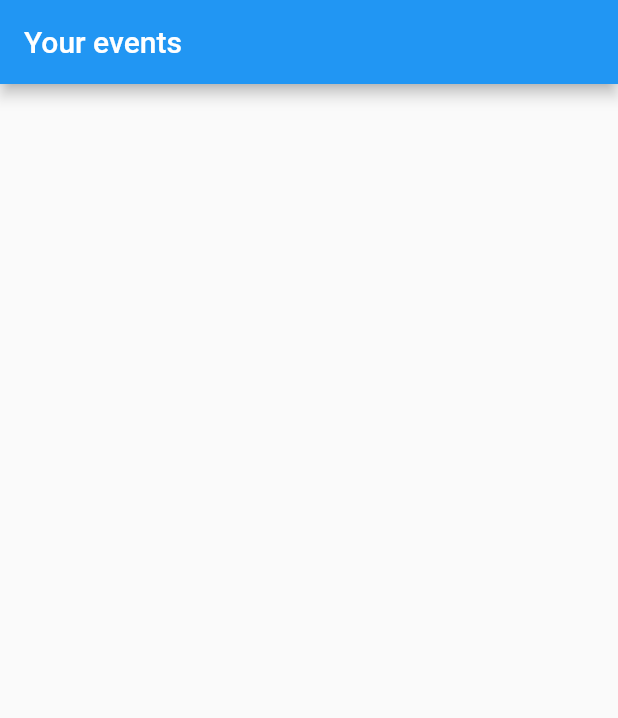
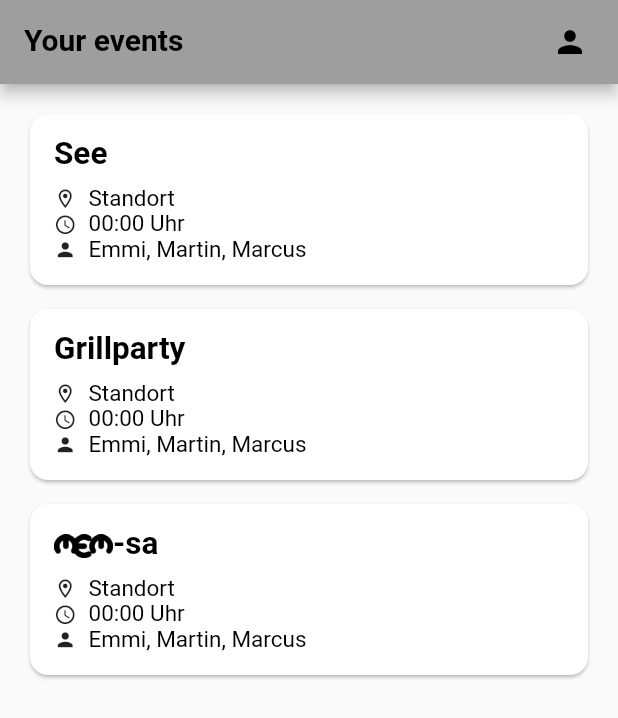
Before and after one commit to beahrbit/Memmeger, a Flutter app: the screen it shows after launch, on a phone screen of 412 x 824 dp. Shown: the top 718 px of the screen. Run offline on Flutter 3.47's test engine with Material 2 defaults, Android fonts, the phone set to English and light mode, and no system bars; generated files the repository leaves out were written again.

Commit message:
feat(flutter): implemented first version of events-screen and event-screen

```diff
--- /dev/null
+++ b/frontend/assets/l10n/app_de.arb
@@ -0,0 +1,4 @@
+{
+  "eventsScreenHeadline": "Deine Events",
+  "eventMemberText": "Members"
+}
--- a/frontend/assets/strings/app_de.arb
+++ /dev/null
@@ -1,3 +0,0 @@
-{
-    "eventScreenHeadline": "Deine Events"
-}
--- a/frontend/l10n.yaml
+++ b/frontend/l10n.yaml
@@ -1,3 +1,3 @@
-arb-dir: assets/strings
+arb-dir: assets/l10n
 template-arb-file: app_en.arb
 output-localization-file: app_localizations.dart
--- a/frontend/lib/main.dart
+++ b/frontend/lib/main.dart
@@ -1,5 +1,5 @@
 import 'package:flutter/material.dart';
-import 'package:frontend/screens/event_screen.dart';
+import 'package:frontend/screens/events_screen.dart';
 import 'package:flutter_localizations/flutter_localizations.dart';
 import 'package:flutter_gen/gen_l10n/app_localizations.dart';
 
@@ -25,9 +25,9 @@ class App extends StatelessWidget {
         Locale('de', ''),
       ],
       theme: ThemeData(
-        primarySwatch: Colors.blue,
+        primarySwatch: Colors.grey,
       ),
-      home: const EventScreen(),
+      home: const EventsScreen(),
     );
   }
 }
--- /dev/null
+++ b/frontend/lib/screens/events_screen.dart
@@ -0,0 +1,40 @@
+import 'package:flutter/material.dart';
+import 'package:flutter_gen/gen_l10n/app_localizations.dart';
+import 'package:frontend/widgets/event_card.dart';
+
+import '../widgets/mem_text.dart';
+
+class EventsScreen extends StatelessWidget {
+  const EventsScreen({Key? key}) : super(key: key);
+
+  @override
+  Widget build(BuildContext context) {
+    final List<String> entries = <String>['See', 'Grillparty', 'Memsa'];
+    return Scaffold(
+      appBar: AppBar(
+        title: MemText(
+          AppLocalizations.of(context)!.eventsScreenHeadline,
+          fontSize: 20,
+          fontWeight: FontWeight.bold,
+        ),
+        actions: <Widget>[
+          Padding(
+            padding: const EdgeInsets.only(right: 20.0),
+            child: GestureDetector(
+              onTap: () {},
+              child: const Icon(Icons.person),
+            )),
+        ],
+      ),
+      body: ListView.separated(
+        padding: const EdgeInsets.all(16),
+        itemCount: entries.length,
+        itemBuilder: (BuildContext context, int index) {
+          return EventCard(title: entries[index]);
+        },
+        separatorBuilder: (BuildContext context, int index) =>
+            const SizedBox(height: 8),
+      )
+    );
+  }
+}
--- /dev/null
+++ b/frontend/lib/widgets/event_card.dart
@@ -0,0 +1,73 @@
+import 'package:flutter/material.dart';
+import 'package:frontend/screens/event_screen.dart';
+
+import 'mem_text.dart';
+
+class EventCard extends StatelessWidget {
+  const EventCard({Key? key, required this.title}) : super(key: key);
+
+  final String title;
+
+  @override
+  Widget build(BuildContext context) {
+    return GestureDetector(
+      onTap: () => Navigator.push(
+        context,
+        MaterialPageRoute(builder: (context) => EventScreen(title: title)),
+      ),
+      child: Card(
+        shape: RoundedRectangleBorder(
+          borderRadius: BorderRadius.circular(12),
+        ),
+        child: Padding(
+          padding: const EdgeInsets.all(16),
+          child: Column(
+            mainAxisSize: MainAxisSize.min,
+            mainAxisAlignment: MainAxisAlignment.start,
+            crossAxisAlignment: CrossAxisAlignment.start,
+            children: <Widget>[
+              MemText(
+                title,
+                fontWeight: FontWeight.bold,
+                fontSize: 21,
+              ),
+              const SizedBox(height: 12),
+              Row(
+                children: [
+                  const Icon(Icons.location_on_outlined, size: 15),
+                  const SizedBox(width: 8),
+                  MemText(
+                    'Standort',
+                    fontSize: 15,
+                  )
+                ],
+              ),
+              const SizedBox(height: 2),
+              Row(
+                children: [
+                  const Icon(Icons.access_time_rounded, size: 15),
+                  const SizedBox(width: 8),
+                  MemText(
+                    '00:00 Uhr',
+                    fontSize: 15,
+                  )
+                ],
+              ),
+              const SizedBox(height: 2),
+              Row(
+                children: [
+                  const Icon(Icons.person, size: 15),
+                  const SizedBox(width: 8),
+                  MemText(
+                    'Emmi, Martin, Marcus',
+                    fontSize: 15,
+                  )
+                ],
+              ),
+            ],
+          ),
+        ),
+      ),
+    );
+  }
+}
--- /dev/null
+++ b/frontend/lib/widgets/mem_text.dart
@@ -0,0 +1,88 @@
+import 'package:flutter/material.dart';
+
+class MemText extends StatelessWidget {
+  final String data;
+
+  final Color color;
+
+  final double fontSize;
+
+  final FontWeight fontWeight;
+
+  final TextStyle textStyle;
+
+  final Locale? locale;
+
+  final String? semanticsLabel;
+
+  MemText(
+    this.data, {
+    Key? key,
+    this.color = Colors.black,
+    this.fontSize = 14,
+    this.fontWeight = FontWeight.normal,
+    this.locale,
+    this.semanticsLabel,
+  })  : textStyle = TextStyle(
+          fontSize: fontSize,
+          color: color,
+          fontWeight: fontWeight,
+          height: 1,
+        ),
+        super(key: key);
+
+  @override
+  Widget build(BuildContext context) {
+    List<String> parts = split(data);
+    return Text.rich(
+      TextSpan(children: parts.map((text) => getSpan(text)).toList()),
+    );
+  }
+
+  List<String> split(String text) {
+    final RegExp memPattern = RegExp('mem', caseSensitive: false);
+    List<String> parts = data.replaceAll(memPattern, 'memmem').split('mem');
+    if (parts[0] == '') parts = parts.sublist(1);
+    if (parts[parts.length - 1] == '') parts.sublist(0, parts.length - 1);
+
+    for (int i = 0; i < parts.length; i++) {
+      if (parts[i] == '') continue;
+      if (i != 0) parts[i] = '-${parts[i]}';
+      if (i != parts.length - 1) parts[i] = '${parts[i]}-';
+    }
+    return parts;
+  }
+
+  InlineSpan getSpan(String text) {
+    if (text == '') {
+
+      return WidgetSpan(
+        baseline: TextBaseline.ideographic,
+        child: Column(
+          mainAxisSize: MainAxisSize.max,
+          mainAxisAlignment: MainAxisAlignment.end,
+          children: [
+            Image.asset(
+              'assets/images/mem_small.png',
+              height: fontSize * 0.75,
+              width: fontSize * 0.75 * 2.5,
+              matchTextDirection: true,
+            ),
+            Container(
+              color: Colors.transparent,
+              height: fontSize <= 20 ? fontSize / 10 : 0,
+              width: fontSize * 0.75 * 2.5,
+            ),
+          ],
+        ),
+      );
+    } else {
+      return TextSpan(
+        text: text,
+        style: textStyle,
+        locale: locale,
+        semanticsLabel: semanticsLabel,
+      );
+    }
+  }
+}
```
Also changed, not shown: frontend/assets/l10n/app_en.arb (added, +13 -0 lines), frontend/assets/strings/app_en.arb (deleted, +0 -8 lines), frontend/lib/screens/event_screen.dart (+80 -4 lines), frontend/pubspec.yaml (+9 -0 lines), frontend/assets/images/mem.png (added), frontend/assets/images/mem_small.png (added), frontend/assets/images/mem_small_test.png (added), frontend/pubspec.lock, 25 other files.
